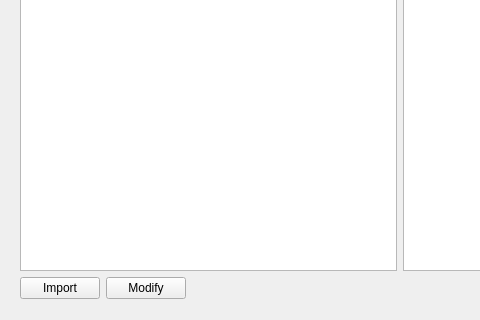
The window that AssetManager/AssetManager.ui (goheungchoi/mini-project) describes before a commit, drawn with Qt 5; both pictures show x 0 to 480 and y 280 to 600 of the 800 by 600 pixel window.
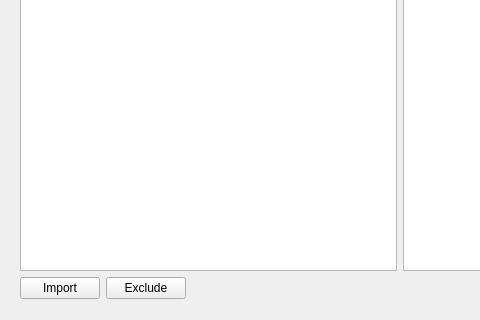
The same window after the commit.

Commit message: - Generated .info files. - Added 'exclude asset' functionality in the asset manager.

What changed in the file:
```diff
--- a/AssetManager/AssetManager.ui
+++ b/AssetManager/AssetManager.ui
@@ -64,7 +64,7 @@
          </font>
         </property>
         <property name="text">
-         <string>Modify</string>
+         <string>Exclude</string>
         </property>
        </widget>
       </item>
```
Left out of the diff: 2 changed lines with no effect on the pictures. The commit also changes 17 other files.
